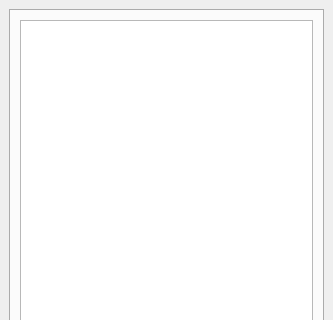
First picture: the form in MobileAppE/mainwindow.ui, repository TalhaYolcu/Qt-Knowledge, before the edit; both pictures show x 0 to 333 and y 0 to 320 of the 333 by 720 pixel window.
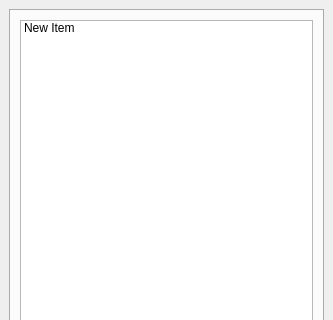
Second picture: the form after the edit. Icons and pictures are not drawn.

What changed in the file:
```diff
--- a/MobileAppE/mainwindow.ui
+++ b/MobileAppE/mainwindow.ui
@@ -167,7 +167,13 @@
         <item row="0" column="0">
          <layout class="QVBoxLayout" name="verticalLayout_5">
           <item>
-           <widget class="QListWidget" name="callHistory"/>
+           <widget class="QListWidget" name="callHistory">
+            <item>
+             <property name="text">
+              <string>New Item</string>
+             </property>
+            </item>
+           </widget>
           </item>
          </layout>
         </item>
```
Left out of the diff: 18 changed lines with no effect on the pictures.
